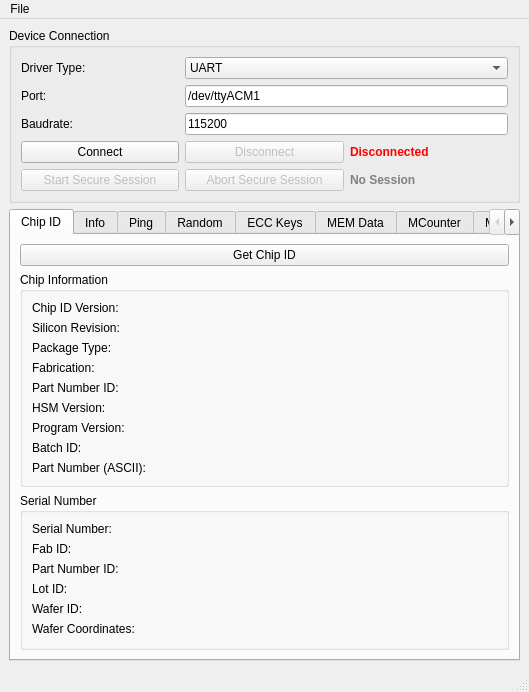
This is mainwindow.ui in petrkr/tropic01manager as Qt 5 draws it before an edit. The edited form follows.
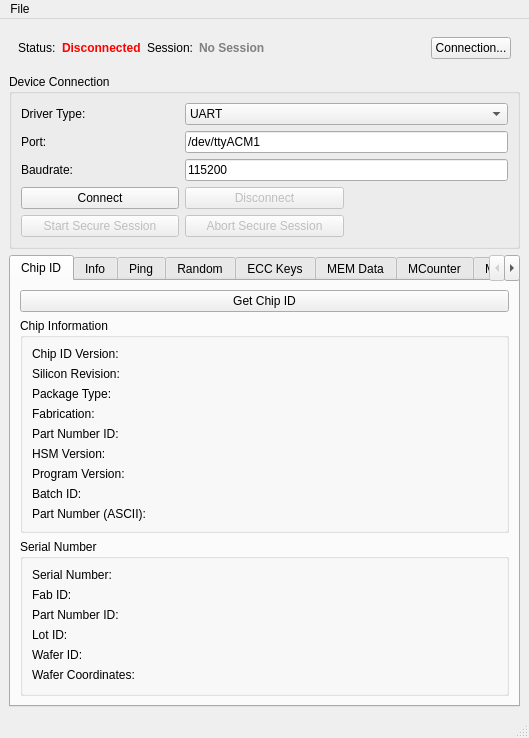
This is the edited form.

Commit message: Colapsable connection, save space

```diff
--- a/mainwindow.ui
+++ b/mainwindow.ui
@@ -22,6 +22,66 @@
    </property>
    <layout class="QGridLayout" name="gridLayout">
     <item row="0" column="0">
+     <widget class="QWidget" name="connectionStatusBar">
+      <layout class="QHBoxLayout" name="layoutConnectionStatusBar">
+       <item>
+        <widget class="QLabel" name="labelConnectionStatusTitle">
+         <property name="text">
+          <string>Status:</string>
+         </property>
+        </widget>
+       </item>
+       <item>
+        <widget class="QLabel" name="lblConnectionStatus">
+         <property name="text">
+          <string>Disconnected</string>
+         </property>
+         <property name="styleSheet">
+          <string notr="true">color: red; font-weight: bold;</string>
+         </property>
+        </widget>
+       </item>
+       <item>
+        <widget class="QLabel" name="labelSessionStatusTitle">
+         <property name="text">
+          <string>Session:</string>
+         </property>
+        </widget>
+       </item>
+       <item>
+        <widget class="QLabel" name="lblSessionStatus">
+         <property name="text">
+          <string>No Session</string>
+         </property>
+         <property name="styleSheet">
+          <string notr="true">color: gray; font-weight: bold;</string>
+         </property>
+        </widget>
+       </item>
+       <item>
+        <spacer name="horizontalSpacerConnectionStatus">
+         <property name="orientation">
+          <enum>Qt::Orientation::Horizontal</enum>
+         </property>
+         <property name="sizeHint" stdset="0">
+          <size>
+           <width>40</width>
+           <height>20</height>
+          </size>
+         </property>
+        </spacer>
+       </item>
+       <item>
+        <widget class="QPushButton" name="btnToggleConnectionSettings">
+         <property name="text">
+          <string>Connection...</string>
+         </property>
+        </widget>
+       </item>
+      </layout>
+     </widget>
+    </item>
+    <item row="1" column="0">
      <widget class="QGroupBox" name="groupBoxConnection">
       <property name="title">
        <string>Device Connection</string>
@@ -98,16 +158,6 @@
          </property>
         </widget>
        </item>
-       <item row="3" column="2">
-        <widget class="QLabel" name="lblConnectionStatus">
-         <property name="text">
-          <string>Disconnected</string>
-         </property>
-         <property name="styleSheet">
-          <string notr="true">color: red; font-weight: bold;</string>
-         </property>
-        </widget>
-       </item>
        <item row="4" column="0">
         <widget class="QPushButton" name="btnStartSecureSession">
          <property name="enabled">
@@ -128,20 +178,10 @@
          </property>
         </widget>
        </item>
-       <item row="4" column="2">
-        <widget class="QLabel" name="lblSessionStatus">
-         <property name="text">
-          <string>No Session</string>
-         </property>
-         <property name="styleSheet">
-          <string notr="true">color: gray; font-weight: bold;</string>
-         </property>
-        </widget>
-       </item>
       </layout>
      </widget>
     </item>
-    <item row="1" column="0">
+    <item row="2" column="0">
      <widget class="QTabWidget" name="tabWidget">
       <property name="sizeIncrement">
        <size>
```
The commit also changes 1 other file.
